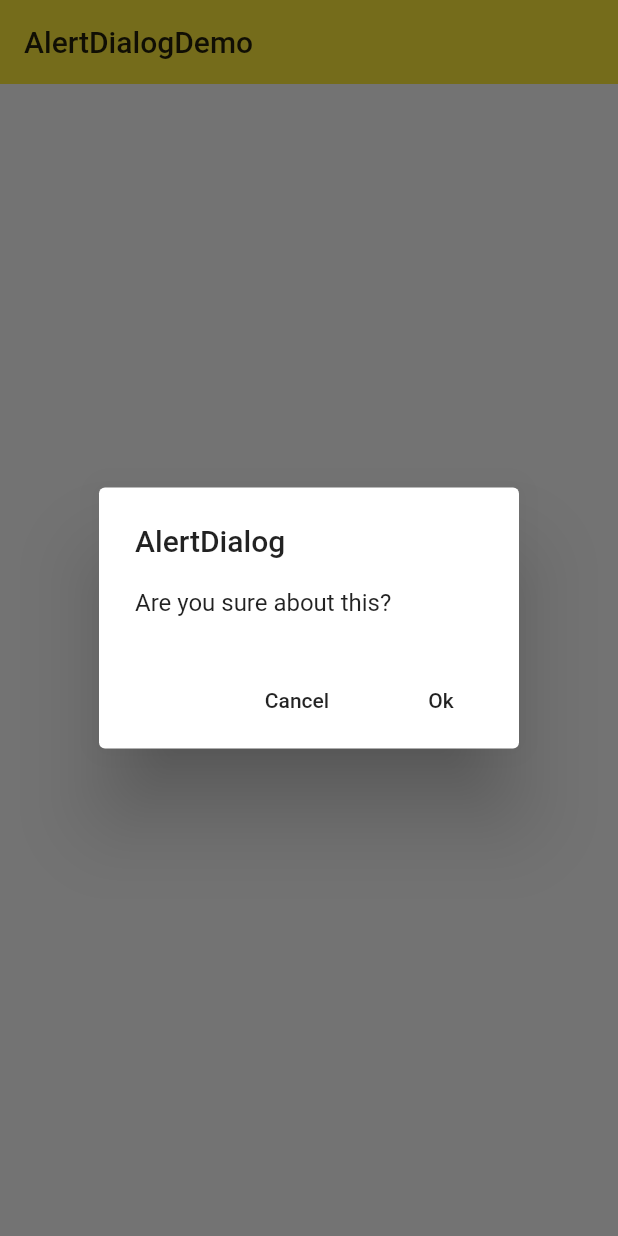
After one commit to juronghuxue/flutter_ninghao_huxutest, a Flutter app: the AlertDialogDemo screen opened directly, after a tap on "Open AlertDialog", on a phone screen of 412 x 824 dp. The commit adds this screen. Run offline on Flutter 3.47's test engine with Material 2 defaults, Android fonts, the phone set to English and light mode, and no system bars.

Commit message:
day12-07

```diff
--- /dev/null
+++ b/xlp/lib/demo/alert_dialog_demo.dart
@@ -0,0 +1,85 @@
+import 'package:flutter/material.dart';
+import 'dart:async';
+enum Action{
+  Ok,
+  Cancel,
+}
+
+class AlertDialogDemo extends StatefulWidget {
+  @override
+  _AlertDialogDemoState createState() => _AlertDialogDemoState();
+}
+
+class _AlertDialogDemoState extends State<AlertDialogDemo> {
+  String _choice = 'Nothing';
+
+  Future _openAlertDialog() async {
+    final action = await showDialog(
+      context:context,
+      barrierDismissible: false,
+      builder: (BuildContext context){
+        return AlertDialog(
+          title:Text('AlertDialog'),
+          content:Text('Are you sure about this?'),
+          actions: <Widget>[
+            FlatButton(
+              child:Text('Cancel',),
+              onPressed: (){
+                Navigator.pop(context,Action.Cancel);
+              }
+            ),
+            FlatButton(
+              child:Text('Ok'),
+              onPressed: (){
+                Navigator.pop(context,Action.Ok);
+              }
+            ),
+          ],
+        );
+      }
+    );
+
+    switch (action) {
+      case Action.Ok:
+        setState(() {
+          _choice = 'Ok';
+        });
+        break;
+      case Action.Cancel:
+        setState(() {
+          _choice = 'Cancel';
+        });
+        break;
+      default:
+    }
+  }
+  @override
+  Widget build(BuildContext context) {
+    return Scaffold(
+      appBar: AppBar(
+        title:Text('AlertDialogDemo'),
+        elevation: 0.0,
+
+      ),
+      body:Container(
+        padding:EdgeInsets.all(16.0),
+        child: Column(
+          mainAxisAlignment: MainAxisAlignment.center,
+          children: <Widget>[
+            Text('Your choice is $_choice'),
+            SizedBox(height:16.0),
+            Row(
+              mainAxisAlignment: MainAxisAlignment.center,
+              children: <Widget>[
+                RaisedButton(
+                    child: Text('Open AlertDialog'),
+                    onPressed: _openAlertDialog,
+                )
+              ],
+            )
+          ],
+        ),
+      )
+    );
+  }
+}
--- a/xlp/lib/demo/material_components.dart
+++ b/xlp/lib/demo/material_components.dart
@@ -8,6 +8,9 @@ import './radio_demo.dart';
 import './switch_demo.dart';
 import './slider_demo.dart';
 import './date_time_demo.dart';
+import './simple_dialog_demo.dart';
+import './alert_dialog_demo.dart';
+import './bottom_sheet_demo.dart';
 class MaterialComponents extends StatelessWidget {
   @override
   Widget build(BuildContext context) {
@@ -18,6 +21,9 @@ class MaterialComponents extends StatelessWidget {
       ),
       body: ListView(
         children: <Widget>[
+          ListItem(title:'BottomSheet',page:BottomSheetDemo()),
+          ListItem(title:'AlertDialog',page:AlertDialogDemo()),
+          ListItem(title:'SimpleDialog',page:SimpleDialogDemo()),
           ListItem(title:'DateTime',page:DateTimeDemo()),
           ListItem(title:'Slider',page:SliderDemo()),
           ListItem(title:'Switch',page:SwitchDemo()),
```
Also changed, not shown: xlp/lib/demo/bottom_sheet_demo.dart (added, +91 -0 lines), xlp/lib/demo/simple_dialog_demo.dart (added, +93 -0 lines).
